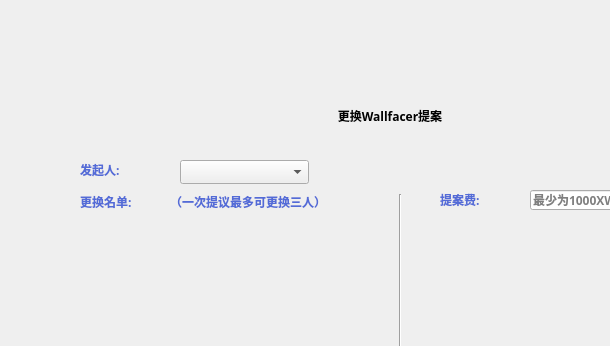
Qt form XWCWallet/citizen/ChangeSenatorDialog.ui (Whitecoin-Owner/Whitecoin-qt) before a commit; both pictures show x 110 to 720 and y 0 to 346 of the 960 by 543 pixel window.
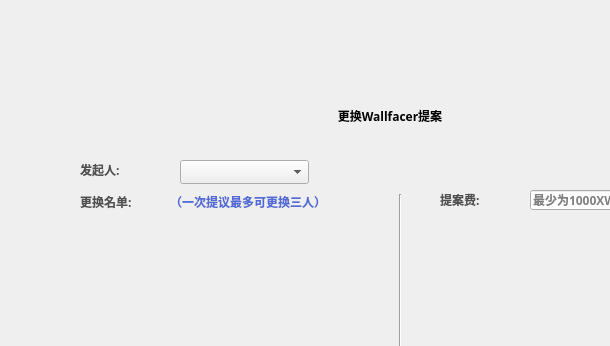
The same form after that commit. Custom widgets are drawn as their Qt base class.

The edit to the form file:
```diff
--- a/XWCWallet/citizen/ChangeSenatorDialog.ui
+++ b/XWCWallet/citizen/ChangeSenatorDialog.ui
@@ -160,8 +160,8 @@
       </rect>
      </property>
      <property name="styleSheet">
-      <string notr="true">QLabel{color: rgb(83,107,215);
-font: 11px &quot;Microsoft YaHei UI Light&quot;;}</string>
+      <string notr="true">QLabel{color: rgb(80,80,80);
+font: 11px &quot;微软雅黑&quot;;}</string>
      </property>
      <property name="text">
       <string>发起人:</string>
@@ -177,8 +177,8 @@
       </rect>
      </property>
      <property name="styleSheet">
-      <string notr="true">QLabel{color: rgb(83,107,215);
-font: 11px &quot;Microsoft YaHei UI Light&quot;;}</string>
+      <string notr="true">QLabel{color: rgb(80,80,80);
+font: 11px &quot;微软雅黑&quot;;}</string>
      </property>
      <property name="text">
       <string>更换名单:</string>
@@ -231,8 +231,8 @@
       </rect>
      </property>
      <property name="styleSheet">
-      <string notr="true">QLabel{color: rgb(83,107,215);
-font: 11px &quot;Microsoft YaHei UI Light&quot;;}</string>
+      <string notr="true">QLabel{color: rgb(80,80,80);
+font: 11px &quot;微软雅黑&quot;;}</string>
      </property>
      <property name="text">
       <string>提案费:</string>
```
